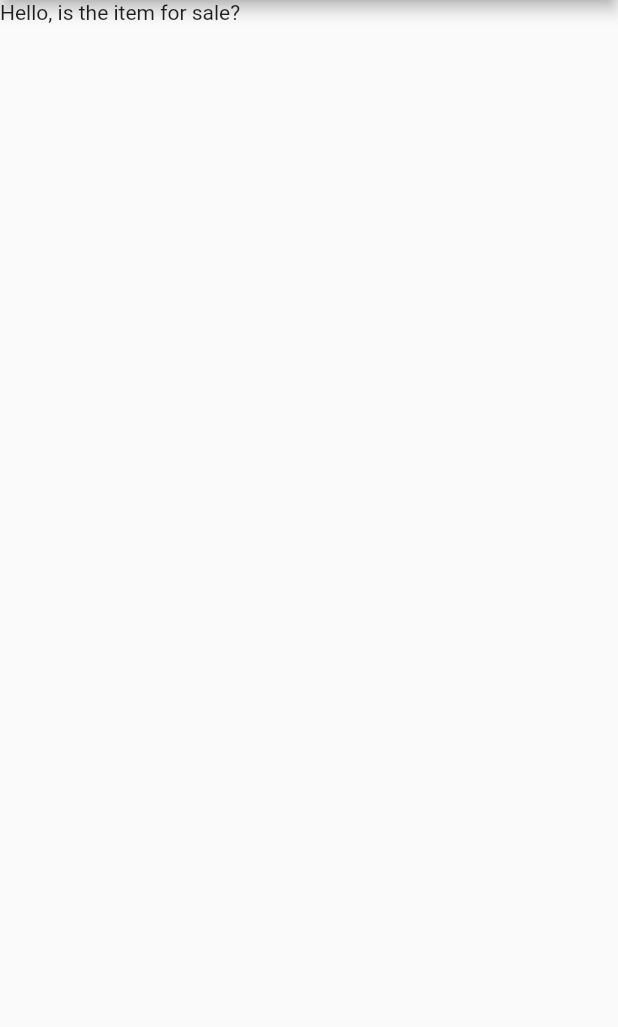
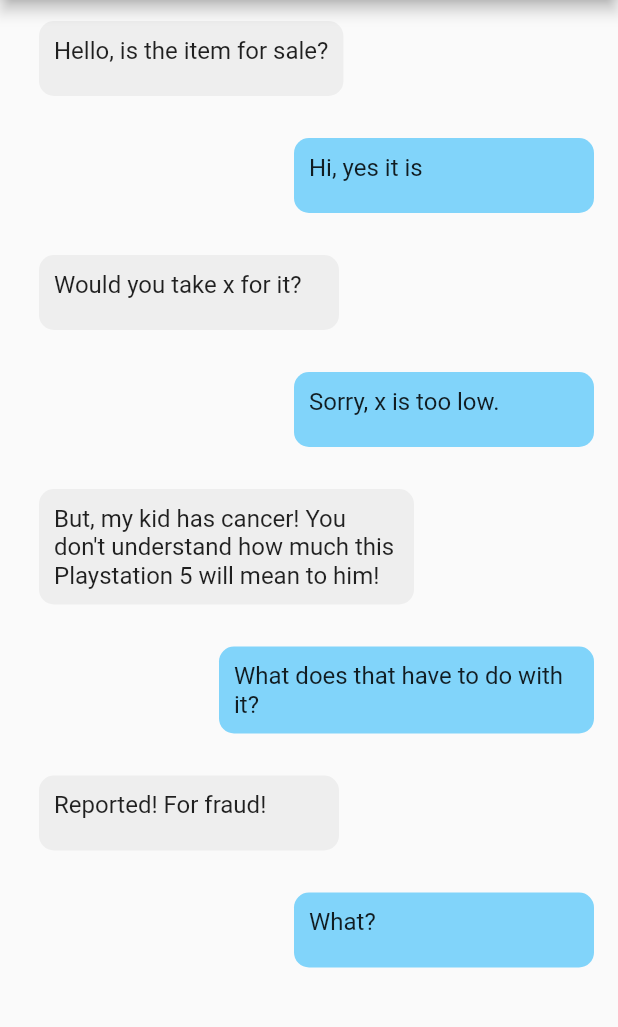
Before and after one commit to saveCraigslistTeam/craigslist, a Flutter app: the screen it shows after launch, on a phone screen of 412 x 824 dp, the part 84-1111 px from its top. Run offline on Flutter 3.47's test engine with Material 2 defaults, Android fonts, the phone set to English and light mode, and no system bars; missing offline and left inert: amplify_api, amplify_auth_cognito, amplify_core, amplify_datastore, amplify_flutter.

Commit message:
Added basic shapes for messages

```diff
--- a/lib/models/messages/dummy_conversation.dart
+++ b/lib/models/messages/dummy_conversation.dart
@@ -50,10 +50,10 @@ class Conversation {
   final Message message5 = Message(
     userId: "hank123",
     receiverId: "user1",
-    messageText: "But, my kid has cancer!");
+    messageText: "But, my kid has cancer! You don't understand how much this Playstation 5 will mean to him!");
 
   final Message message6 = Message(
-    userId: "",
+    userId: "user1",
     receiverId: "hank123",
     messageText: "What does that have to do with it?");
 
@@ -81,8 +81,12 @@ class Conversation {
   }
 
   List<Message> get messageData {
-    addMessages();
     return stream;
   }
 
+  int get listLength {
+    addMessages();
+    return stream.length;
+  }
+
 }
--- a/lib/views/messages/messages_detail.dart
+++ b/lib/views/messages/messages_detail.dart
@@ -13,6 +13,9 @@ class MessageDetail extends StatelessWidget {
 
   @override
   Widget build(BuildContext context) {
+    //final userName = ModalRoute.of(context)?.settings.arguments as String;
+    final String userName = "user1";
+
     return (
       Scaffold(
       appBar: AppBar(title: Text(title),
@@ -23,13 +26,75 @@ class MessageDetail extends StatelessWidget {
                           Navigator.of(context).pop()
                         },
                         child: const Text("<",
-                        style: TextStyle(fontSize: 30)
-                         ),
-                      )
+                        style: TextStyle(fontSize: 30)))
                       )
                     ),
-      body: Text(data.messageData[0].messageText)
+      body: ListView.builder(
+        itemCount: data.listLength,
+        itemBuilder: (_, index) => getListTile(index, data, context, userName))
       )
     );
   }
 }
+
+Widget getListTile(int index, Conversation data, BuildContext context, String userName) {
+  if (data.messageData[index].userId == userName) {
+    return ListTile(
+      title: Padding(
+        padding: const EdgeInsets.symmetric(vertical: 10.0),
+        child: ColoredBox(
+          color: Colors.lightBlue.shade200,
+          text: data.messageData[index].message,
+          alignment: MainAxisAlignment.end)
+      )
+    );
+  } else {
+    return ListTile(
+      title: Padding(
+        padding: const EdgeInsets.all(10.0),
+        child: ColoredBox(
+          color: Colors.grey.shade200,
+          text: data.messageData[index].message,
+          alignment: MainAxisAlignment.start)
+      )
+    );
+  }
+}
+
+class ColoredBox extends StatelessWidget {
+  final String text;
+  final Color color;
+  final MainAxisAlignment alignment;
+
+  const ColoredBox({
+    Key? key,
+    required this.text,
+    required this.color,
+    required this.alignment}) : super(key: key);
+
+  @override
+  Widget build(BuildContext context) {
+    return(
+      Row(
+        mainAxisSize: MainAxisSize.min,
+        mainAxisAlignment: alignment,
+        children: <Widget>[
+          SafeArea(
+            child: Container(
+              constraints: const BoxConstraints(
+                minWidth: 200,
+                maxWidth: 250,
+                minHeight: 50,
+                maxHeight: double.infinity),
+              padding: const EdgeInsets.all(10),
+              decoration: BoxDecoration(
+                color: color,
+                borderRadius: BorderRadius.circular(10)
+              ),
+              child: Text(text)
+            ),
+          ),
+        ],)
+    );
+  }
+}
--- a/lib/views/messages/messages_group.dart
+++ b/lib/views/messages/messages_group.dart
@@ -70,7 +70,7 @@ Widget getListTile(int index, BuildContext context) {
             trailing: const Text(">"),
             focusColor: Colors.blue,
             onTap: () => {
-              Navigator.pushNamed(context, MessageDetail.routeName)
+              Navigator.pushNamed(context, MessageDetail.routeName, arguments: getDummyData().messageData[index].userId)
             }),
       ));
 }
```
